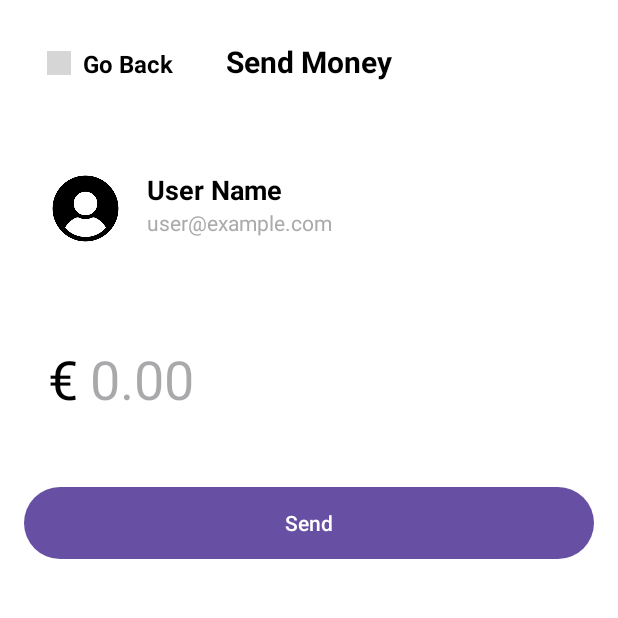
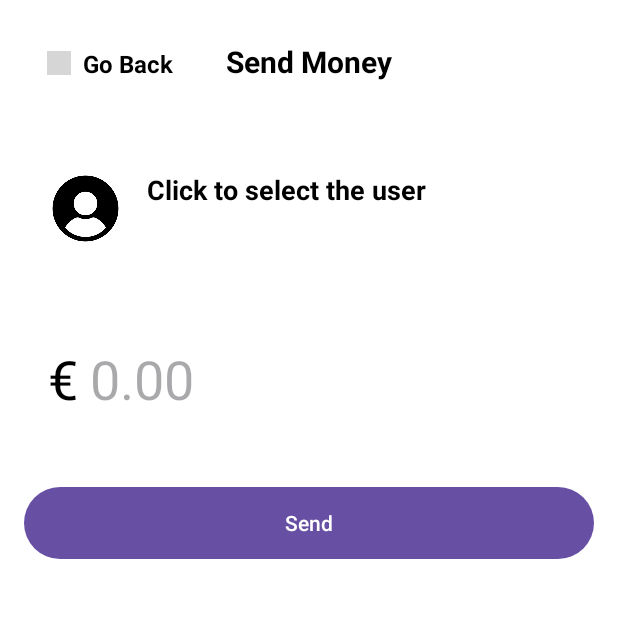
Before and after one commit to Wissdx/Transpal, an Android app: the SendMoneyActivity screen opened directly, with no data from a screen before it, on a phone screen of 412 x 824 dp, the top half of it. Run offline under Robolectric (Android 15) with nearby library versions, the phone set to English and light mode, and no system bars; grey boxes are pictures that could not be loaded.

Commit message:
style(send): fix some style on send money

```diff
--- a/app/src/main/res/layout/activity_send_money.xml
+++ b/app/src/main/res/layout/activity_send_money.xml
@@ -23,6 +23,7 @@
             android:layout_width="16dp"
             android:layout_height="16dp"
             android:layout_marginEnd="8dp"
+            android:contentDescription="@string/back_icon"
             android:src="@drawable/baseline_arrow_back_ios_24"
             app:tint="@android:color/black" />
 
@@ -30,9 +31,9 @@
             android:id="@+id/back_here_tv"
             android:layout_width="wrap_content"
             android:layout_height="wrap_content"
-            android:text="Go Back"
+            android:text="@string/go_back"
             android:textColor="@android:color/black"
-            android:textSize="16dp"
+            android:textSize="16sp"
             android:textStyle="bold" />
     </LinearLayout>
 
@@ -40,7 +41,7 @@
         android:id="@+id/title_text"
         android:layout_width="wrap_content"
         android:layout_height="wrap_content"
-        android:text="Send Money"
+        android:text="@string/send_money"
         android:textSize="20sp"
         android:textStyle="bold"
         android:textColor="@android:color/black"
@@ -61,6 +62,7 @@
             android:id="@+id/user_icon"
             android:layout_width="50dp"
             android:layout_height="50dp"
+            android:contentDescription="@string/user_icon"
             android:src="@drawable/user_icon"
             android:scaleType="centerCrop" />
 
@@ -74,7 +76,7 @@
                 android:id="@+id/user_name"
                 android:layout_width="wrap_content"
                 android:layout_height="wrap_content"
-                android:text="User Name"
+                android:text="@string/click_to_select_the_user"
                 android:textSize="18sp"
                 android:textStyle="bold"
                 android:textColor="@android:color/black" />
@@ -83,7 +85,7 @@
                 android:id="@+id/user_email"
                 android:layout_width="wrap_content"
                 android:layout_height="wrap_content"
-                android:text="user@example.com"
+                android:text=""
                 android:textSize="14sp"
                 android:textColor="@android:color/darker_gray" />
 
@@ -91,7 +93,9 @@
                 android:id="@+id/receiver_id_et"
                 android:layout_width="match_parent"
                 android:layout_height="match_parent"
-                android:hint="receiver_id_et"
+                android:autofillHints=""
+                android:hint="@string/receiver_id_et"
+                android:inputType="none"
                 android:visibility="gone" />
 
         </LinearLayout>
@@ -109,7 +113,7 @@
         <TextView
             android:layout_width="wrap_content"
             android:layout_height="wrap_content"
-            android:text="€"
+            android:text="@string/EUR"
             android:textSize="36sp"
             android:textColor="@android:color/black"
             android:layout_gravity="center_vertical" />
@@ -118,7 +122,8 @@
             android:id="@+id/amount_et"
             android:layout_width="match_parent"
             android:layout_height="wrap_content"
-            android:hint="0.00"
+            android:autofillHints=""
+            android:hint="@string/_0_00"
             android:textSize="36sp"
             android:textColor="@android:color/black"
             android:background="@android:color/transparent"
@@ -145,7 +150,7 @@
         android:layout_marginTop="32dp"
         android:layout_below="@+id/error_message"
         android:background="@drawable/button_border"
-        android:text="Send"
+        android:text="@string/send"
         android:textColor="#FFF"
          />
 </RelativeLayout>
--- a/app/src/main/res/values/strings.xml
+++ b/app/src/main/res/values/strings.xml
@@ -44,4 +44,13 @@
     </string>
     <string name="total_balance">Total Balance</string>
     <string name="view_payments">View Payments</string>
+    <string name="click_to_select_the_user">Click to select the user</string>
+    <string name="receiver_id_et">receiver_id_et</string>
+    <string name="send_money">Send Money</string>
+    <string name="user_icon">User Icon</string>
+    <string name="EUR">€</string>
+    <string name="_0_00">0.00</string>
+    <string name="send">Send</string>
+    <string name="go_back">Go Back</string>
+    <string name="back_icon">"back icon "</string>
 </resources>
```
